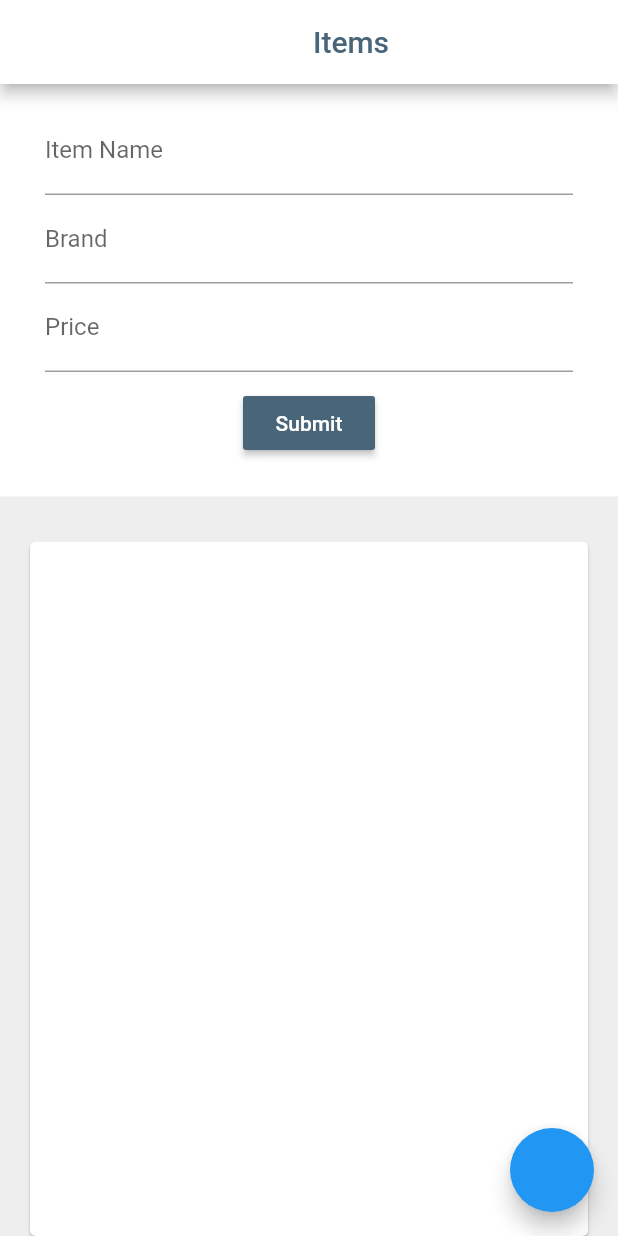
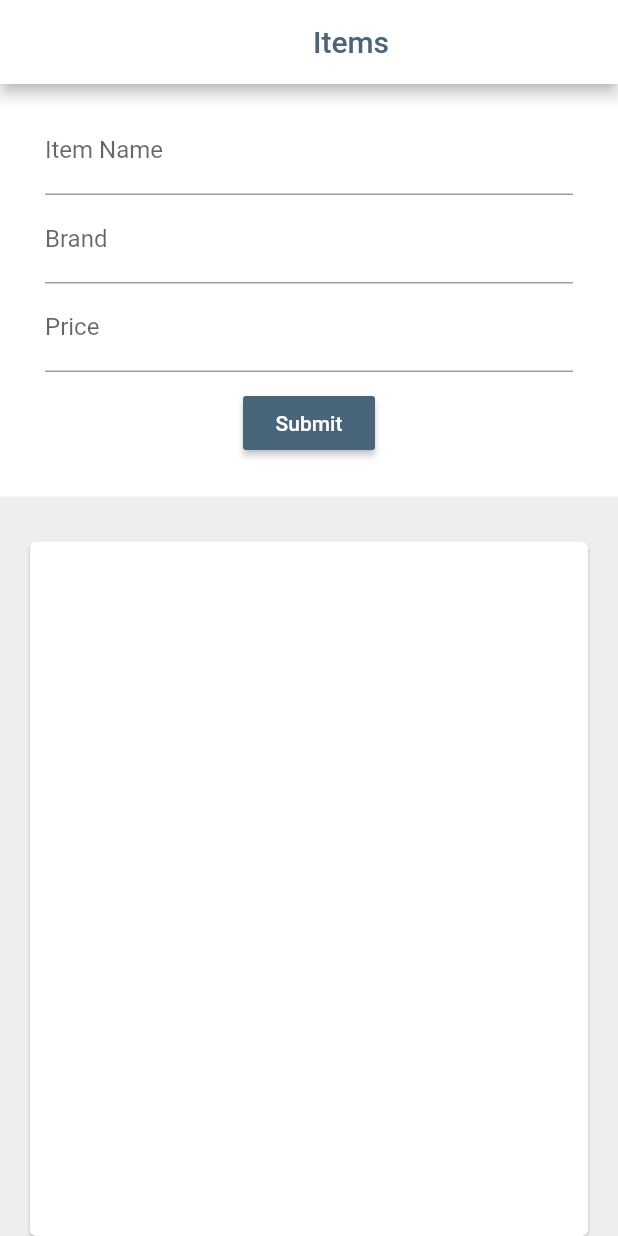
Before and after one commit to Anjaa84/procurre_me, a Flutter app: the screen it shows after launch, after a tap on "Items", on a phone screen of 412 x 824 dp. Run offline on Flutter 3.47's test engine with Material 2 defaults, Android fonts, the phone set to English and light mode, and no system bars; our stand-ins replace dropdown_formfield, fluttertoast, sqflite; accounts and stored records are empty.

Commit message:
UI modified in all screens

```diff
--- a/lib/screens/home_page.dart
+++ b/lib/screens/home_page.dart
@@ -3,8 +3,9 @@ import 'package:flutter/material.dart';
 import 'package:flutter_project/screens/admin_page.dart';
 import 'package:flutter_project/screens/item_page.dart';
 import 'package:flutter_project/screens/order_page.dart';
-import 'package:flutter_project/screens/superVisor.dart';
+import 'package:flutter_project/screens/supervisor_page.dart';
 import 'package:flutter_project/screens/supplier_page.dart';
+import 'package:flutter_project/utils/sizeconfig.dart';
 
 class HomePage extends StatefulWidget {
   @override
@@ -12,33 +13,34 @@ class HomePage extends StatefulWidget {
 }
 
 class _HomePageState extends State<HomePage> {
+
   @override
   Widget build(BuildContext context) {
+    SizeConfig().init(context);
+    double height = SizeConfig.safeBlockVertical;
+    double width = SizeConfig.safeBlockHorizontal;
+
+    //cutomized common button to navigate to pages
+    _navigationButton(){
+      return   _customNavigationButton(width, context);
+    };
+
+
     return Scaffold(
       appBar: AppBar(title:Text('Home'),centerTitle:true,),
       body: SafeArea(
         child: Container(
+          width: double.infinity,
           decoration: BoxDecoration(
               image: DecorationImage(
-                  image: AssetImage("assets/images/bg.png"), fit: BoxFit.cover)),
-          child: Column(
+                  image: AssetImage("assets/images/bg.png"), fit: BoxFit.fill)),
+          child: Center(
+            child: Column(
 
-            mainAxisAlignment: MainAxisAlignment.center,
-            children: [
-              Expanded(
-                flex: 1,
-                child: RaisedButton(
-                  onPressed: () {
-                    Navigator.push(
-                      context,
-                      MaterialPageRoute(builder: (context) => ItemPage()),
-                    );
-                  },
-                  child: Text('Items'),),
-              ),
-              Expanded(
-                flex: 1,
-                child: RaisedButton(
+              mainAxisAlignment: MainAxisAlignment.center,
+              children: [
+                _customNavigationButton(width, context),
+                RaisedButton(
                   onPressed: () {
                     Navigator.push(
                       context,
@@ -46,10 +48,7 @@ class _HomePageState extends State<HomePage> {
                     );
                   },
                   child: Text('Orders'),),
-              ),
-              Expanded(
-                flex: 1,
-                child: RaisedButton(
+                RaisedButton(
                   onPressed: () {
                     Navigator.push(
                       context,
@@ -57,9 +56,7 @@ class _HomePageState extends State<HomePage> {
                     );
                   },
                   child: Text('Admin'),),
-              ),
-              Expanded(
-                child: RaisedButton(
+                RaisedButton(
                   onPressed: () {
                     Navigator.push(
                       context,
@@ -67,21 +64,31 @@ class _HomePageState extends State<HomePage> {
                     );
                   },
                   child: Text('Supplier'),),
-              ),
-              Expanded(
-                child: RaisedButton(
+                RaisedButton(
                   onPressed: () {
                     Navigator.push(
                       context,
                       MaterialPageRoute(builder: (context) => SupervisorPage()),
                     );
                   },
-                  child: Text('Supervisor'),),
-              )
-            ],
+                  child: Text('Supervisor'),)
+              ],
+            ),
           ),
         ),
       ),
     );
   }
+
+  RaisedButton _customNavigationButton(double width, BuildContext context) {
+    return RaisedButton(
+                elevation:width*10,
+                onPressed: () {
+                  Navigator.push(
+                    context,
+                    MaterialPageRoute(builder: (context) => ItemPage()),
+                  );
+                },
+                child: Text('Items'),);
+  }
 }
--- a/lib/screens/item_page.dart
+++ b/lib/screens/item_page.dart
@@ -2,6 +2,7 @@ import 'package:flutter/material.dart';
 import 'package:flutter_project/model/item.dart';
 import 'package:flutter_project/screens/order_page.dart';
 import 'package:flutter_project/screens/supplier_page.dart';
+import 'package:flutter_project/utils/constants.dart';
 import 'package:flutter_project/utils/database_helper.dart';
 
 import '../main.dart';
@@ -54,7 +55,7 @@ class _ItemPageState extends State<ItemPage> {
                 child: RaisedButton(
                   onPressed: () => _onSubmit(),
                   child: Text('Submit'),
-                  color: darkBlueColor,
+                  color: Constant.darkBlueColor,
                   textColor: Colors.white,
                 ),
               ),
@@ -71,9 +72,10 @@ class _ItemPageState extends State<ItemPage> {
         await _dbHelper.insertItems(_item);
       else
         await _dbHelper.updateItem(_item);
-      _resetForm();
+
       form.reset();
       await _refreshItemList();
+      _resetForm();
     }
   }
 
@@ -124,7 +126,8 @@ class _ItemPageState extends State<ItemPage> {
                       title: Text(
                         _items[index].itemName.toUpperCase(),
                         style: TextStyle(
-                            color: darkBlueColor, fontWeight: FontWeight.bold),
+                            color: Constant.darkBlueColor,
+                            fontWeight: FontWeight.bold),
                       ),
                       subtitle: Column(
                         crossAxisAlignment: CrossAxisAlignment.start,
@@ -137,7 +140,10 @@ class _ItemPageState extends State<ItemPage> {
                         _showForEdit(index);
                       },
                       trailing: IconButton(
-                          icon: Icon(Icons.delete_sweep, color: darkBlueColor),
+                          icon: Icon(
+                            Icons.delete_sweep,
+                            color: Constant.darkBlueColor,
+                          ),
                           onPressed: () async {
                             await _dbHelper.deleteItem(_items[index].itemId);
                             _resetForm();
@@ -181,7 +187,9 @@ class _ItemPageState extends State<ItemPage> {
         title: Center(
           child: Text(
             'Items',
-            style: TextStyle(color: darkBlueColor),
+            style: TextStyle(
+              color: Constant.darkBlueColor,
+            ),
           ),
         ),
       ),
@@ -191,11 +199,6 @@ class _ItemPageState extends State<ItemPage> {
           children: <Widget>[_form(), _list()],
         ),
       ),
-      floatingActionButton: FloatingActionButton(
-        onPressed: (){
-          Navigator.push(context, MaterialPageRoute(builder:(context)=>OrderPage() ));
-        },
-      ),
     );
   }
 }
--- a/lib/utils/constants.dart
+++ b/lib/utils/constants.dart
@@ -0,0 +1,5 @@
+import 'package:flutter/material.dart';
+
+class Constant{
+ static Color darkBlueColor = Color(0xff486579);
+}
--- a/lib/utils/database_helper.dart
+++ b/lib/utils/database_helper.dart
@@ -212,7 +212,9 @@ class DatabaseHelper {
   Future<List<Orders>> getOrdersPrice() async {
     Database db = await database;
     String sql;
-    sql = "SELECT * FROM  ${Orders.tblOrder} where ${Orders.colPrice}>100000 and ${Orders.colStatus}='Pending' ";
+    sql = "SELECT * FROM  ${Orders.tblOrder} where ${Orders.colPrice}>100000";
+//    sql = "SELECT * FROM  ${Orders.tblOrder} where ${Orders.colPrice}>100000 and ${Orders.colStatus}='Pending' ";
+        print(sql);
 
     var result = await db.rawQuery(sql);
     if (result.length == 0) return null;
```
Also changed, not shown: lib/main.dart (+8 -7 lines), lib/screens/admin_page.dart (+13 -1 lines), lib/screens/login_page.dart (+0 -7 lines), lib/screens/order_page.dart (+18 -15 lines), lib/screens/supervisor_page.dart (renamed from lib/screens/superVisor.dart, +15 -4 lines), lib/screens/supplier_page.dart (+4 -3 lines).
